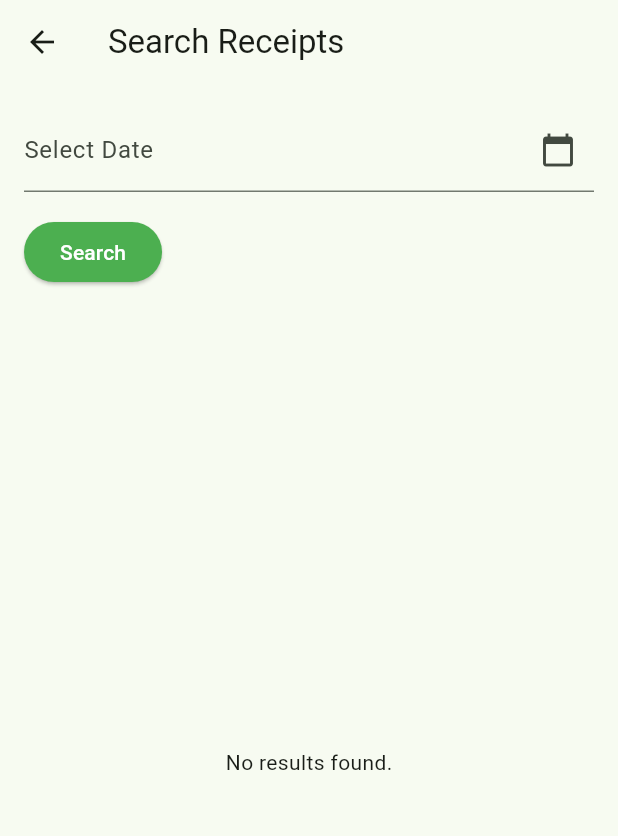
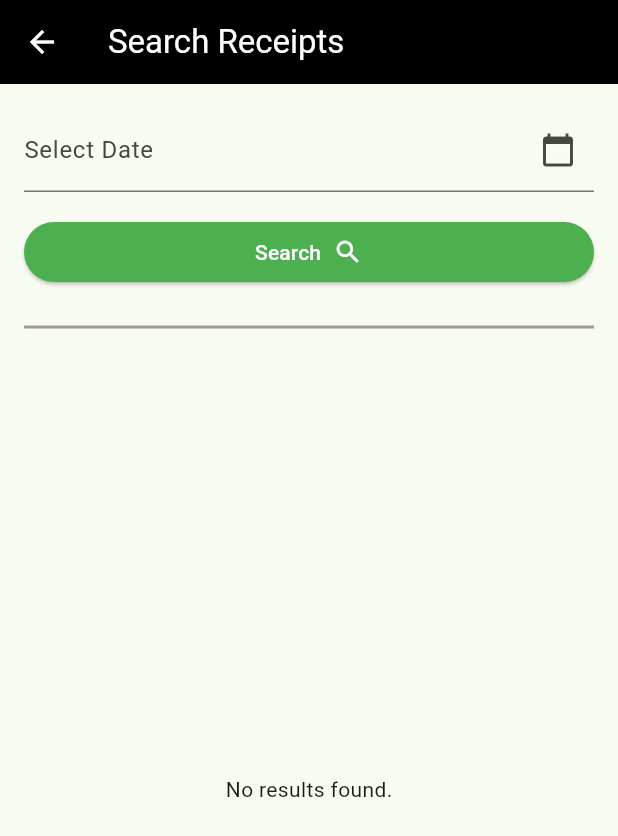
Before and after one commit to ahmaddioxide/ppocket, a Flutter app: the SearchReceipts screen opened directly, on a phone screen of 412 x 824 dp. Shown: the top 836 px of the screen. Run offline on Flutter 3.47's test engine with Material 3 defaults, Android fonts, the phone set to English and light mode, and no system bars; our stand-ins replace cloud_firestore, curved_navigation_bar, device_preview, firebase_auth, firebase_core, flutter_spinkit and 2 more; missing offline and left inert: qr_code_scanner; accounts and stored records are empty.

Commit message:
developed: receipt search feature with receipt image show

```diff
--- a/lib/controllers/reciept_controller.dart
+++ b/lib/controllers/reciept_controller.dart
@@ -1,26 +1,27 @@
 import 'package:cloud_firestore/cloud_firestore.dart';
+import 'package:firebase_auth/firebase_auth.dart';
 import 'package:flutter/cupertino.dart';
 import 'package:get/get.dart';
 import 'package:ppocket/controllers/models/receipt_model.dart';
+import 'package:ppocket/controllers/models/transaction_model.dart';
 import 'package:ppocket/services/database_service.dart';
 
 class SearchReceiptController extends GetxController {
   final RxBool _isLoading = false.obs; // Reactive boolean for loading state
   final RxString _error = ''.obs; // Reactive string for error message
-  final RxList<ReceiptModel> _searchResults =
-      <ReceiptModel>[].obs; // Reactive list for search results
+  final RxList<TransactionModel> _searchResults =
+      <TransactionModel>[].obs; // Reactive list for search results
   final TextEditingController _dateController =
       TextEditingController(); // Date controller
 
   bool get loading => _isLoading.value; // Getter for loading state
   String get error => _error.value; // Getter for error message
-  List<ReceiptModel> get searchResults =>
+  List<TransactionModel> get searchResults =>
       _searchResults; // Getter for search results
   TextEditingController get dateController =>
       _dateController; // Getter for date controller
 
   Future<void> searchReceiptsByDate({
-    required String userId,
     required String searchText,
   }) async {
     try {
@@ -29,19 +30,20 @@ class SearchReceiptController extends GetxController {
       // Convert the search text (date string) to a DateTime object
       DateTime searchDate = DateTime.parse(searchText);
 
+      print('Search Date  = $searchDate');
+
       // Get the start and end timestamps for the selected date
       DateTime startOfDay =
           DateTime(searchDate.year, searchDate.month, searchDate.day);
       DateTime endOfDay = startOfDay.add(const Duration(days: 1));
 
       // Call the Firestore service method to search receipts within the date range
-      List<ReceiptModel>? receipts =
+      List<TransactionModel>? receipts =
           await FireStoreService.searchReceiptsByDate(
-              userId: userId,
-              startDate: startOfDay,
-              endDate: endOfDay,
-              endTimestamp: Timestamp.fromDate(endOfDay),
-              startTimestamp: Timestamp.fromDate(startOfDay),);
+        userId: FirebaseAuth.instance.currentUser!.uid,
+        endTimestamp: Timestamp.fromDate(endOfDay),
+        startTimestamp: Timestamp.fromDate(startOfDay),
+      );
 
       if (receipts != null) {
         _searchResults
--- a/lib/views/budget_screens/budget_home_screen.dart
+++ b/lib/views/budget_screens/budget_home_screen.dart
@@ -5,7 +5,7 @@ import 'package:ppocket/controllers/budget_controller.dart';
 import 'package:ppocket/controllers/models/transaction_model.dart';
 import 'package:ppocket/views/budget_screens/set_budget_goal_screen.dart';
 import 'package:ppocket/views/components/loading_widget.dart';
-import 'package:ppocket/views/reciepts/search_reciepts.dart';
+import 'package:ppocket/views/search_reciepts/search_reciepts.dart';
 
 class BudgetHome extends StatelessWidget {
   const BudgetHome({super.key});
@@ -47,7 +47,7 @@ class BudgetHome extends StatelessWidget {
             },
           ),
           IconButton(
-            icon: const Icon(Icons.add, color: Colors.white),
+            icon: const Icon(Icons.search, color: Colors.white),
             onPressed: () {
               // Navigate to the add transaction screen
               Navigator.push(
--- a/lib/views/reciepts/search_reciepts.dart
+++ b/lib/views/search_reciepts/search_reciepts.dart
@@ -1,16 +1,19 @@
 import 'package:flutter/material.dart';
 import 'package:get/get.dart';
-import 'package:ppocket/controllers/models/receipt_model.dart';
 import 'package:ppocket/controllers/reciept_controller.dart';
+import 'package:ppocket/views/components/loading_widget.dart';
+import 'package:ppocket/views/receipt_detail_screen/receipt_details_screen.dart';
+
+import '../../controllers/models/transaction_model.dart';
 
 class SearchReceipts extends StatelessWidget {
   final SearchReceiptController _searchController =
-  Get.put(SearchReceiptController());
-   SearchReceipts({super.key});
+      Get.put(SearchReceiptController());
+
+  SearchReceipts({super.key});
 
   @override
   Widget build(BuildContext context) {
-
     final TextEditingController dateController = TextEditingController();
 
     Future<void> selectDate(BuildContext context) async {
@@ -37,7 +40,19 @@ class SearchReceipts extends StatelessWidget {
 
     return Scaffold(
       appBar: AppBar(
-        title: const Text('Search Receipts'),
+        backgroundColor: Colors.black,
+        title: const Text(
+          'Search Receipts',
+          style: TextStyle(
+            color: Colors.white,
+          ),
+        ),
+        leading: IconButton(
+          icon: const Icon(Icons.arrow_back, color: Colors.white),
+          onPressed: () {
+            Navigator.pop(context);
+          },
+        ),
       ),
       body: Padding(
         padding: const EdgeInsets.all(16.0),
@@ -63,20 +78,32 @@ class SearchReceipts extends StatelessWidget {
               ),
               onPressed: () {
                 _searchController.searchReceiptsByDate(
-                  userId: 'user_id_here', // Replace with actual user ID
                   searchText: dateController.text,
                 );
               },
-              child: const Text(
-                'Search',
-                style: TextStyle(color: Colors.white),
+              child: const Row(
+                mainAxisAlignment: MainAxisAlignment.center,
+                children: [
+                  Text(
+                    'Search',
+                    style: TextStyle(color: Colors.white),
+                  ),
+                  SizedBox(width: 8.0),
+                  Icon(Icons.search, color: Colors.white, size: 20.0),
+                ],
               ),
+            ),
+            const SizedBox(height: 16.0),
+            const Divider(
+              color: Colors.grey,
+              height: 20,
+              thickness: 2,
             ),
             const SizedBox(height: 16.0),
             Expanded(
               child: Obx(() {
                 if (_searchController.loading) {
-                  return const Center(child: CircularProgressIndicator());
+                  return const Center(child: LoadingWidget());
                 } else if (_searchController.error.isNotEmpty) {
                   return Center(child: Text(_searchController.error));
                 } else {
@@ -91,17 +118,33 @@ class SearchReceipts extends StatelessWidget {
   }
 
   Widget _buildSearchResults() {
-    List<ReceiptModel> searchResults = _searchController.searchResults;
+    List<TransactionModel> searchResults = _searchController.searchResults;
     if (searchResults.isEmpty) {
       return const Center(child: Text('No results found.'));
     } else {
       return ListView.builder(
+        shrinkWrap: true,
         itemCount: searchResults.length,
         itemBuilder: (context, index) {
-          return ListTile(
-            title: Text('Receipt ${index + 1}'),
-            leading: Image.network(searchResults[index].imageUrl),
-            // You can customize how you want to display the receipt details
+          return Card(
+            color: Colors.white,
+            elevation: 4,
+            child: ListTile(
+              onTap: () {
+                Get.to(
+                  () => ReceiptDetailsScreen(
+                    transaction: searchResults[index],
+                  ),
+                );
+              },
+              title: Text('Receipt ${index + 1}'),
+              subtitle: Text(
+                'Total: ${searchResults[index].amount.toString()}',
+              ),
+              trailing: Text(
+                searchResults[index].date.toDate().toString().substring(0, 10),
+              ),
+            ),
           );
         },
       );
--- a/pubspec.yaml
+++ b/pubspec.yaml
@@ -48,6 +48,7 @@ dependencies:
   font_awesome_flutter: ^10.7.0
   intl: any
   uuid: ^3.0.4
+  cached_network_image: ^3.3.1
 
 #  image_picker: ^1.0.7
 
```
Also changed, not shown: lib/controllers/receipt_details_controller.dart (added, +19 -0 lines), lib/services/database_service.dart (+64 -16 lines), lib/views/group_spending_screen/create_group_screen.dart (+10 -12 lines), lib/views/receipt_detail_screen/receipt_details_screen.dart (added, +59 -0 lines), pubspec.lock, 1 other file.
